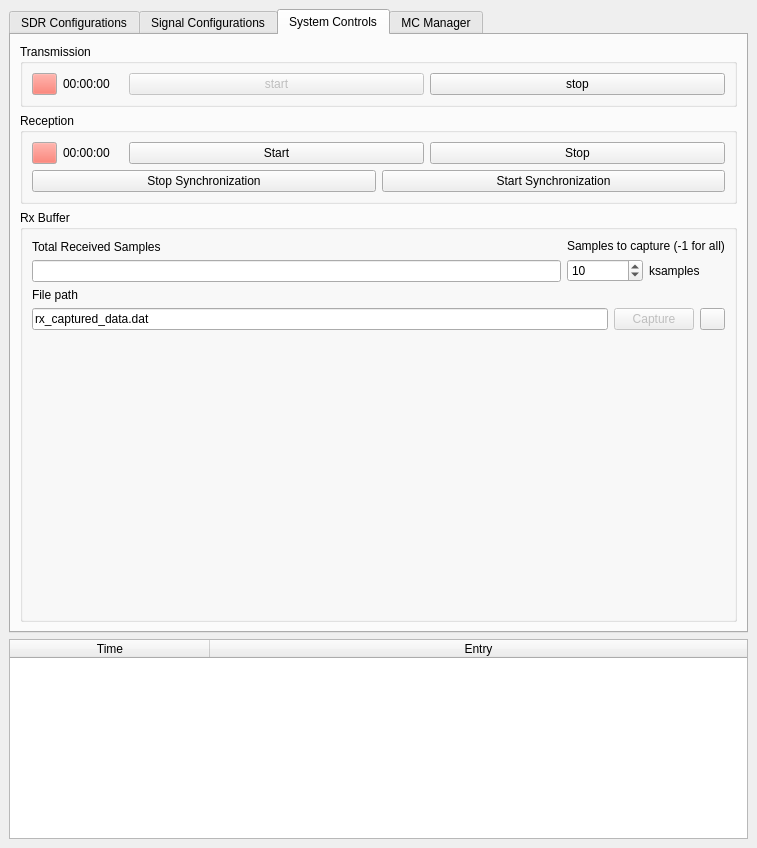
First picture: the form in caa_project/maingui.ui, repository jranstrom/usrp_caa_ui, before the edit.
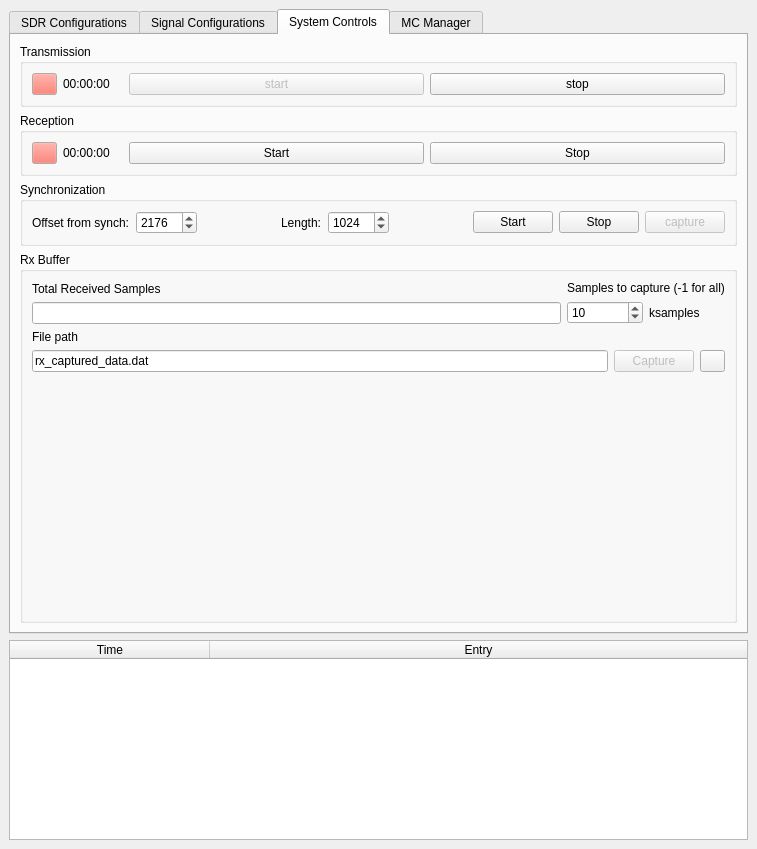
Second picture: the form after the edit. Custom widgets are drawn as their Qt base class.

Patch:
```diff
--- a/caa_project/maingui.ui
+++ b/caa_project/maingui.ui
@@ -7,7 +7,7 @@
     <x>0</x>
     <y>0</y>
     <width>757</width>
-    <height>848</height>
+    <height>849</height>
    </rect>
   </property>
   <property name="windowTitle">
@@ -377,7 +377,11 @@
        </attribute>
        <layout class="QGridLayout" name="gridLayout_3">
         <item row="0" column="0">
-         <layout class="QHBoxLayout" name="horizontalLayout_21">
+         <widget class="QGroupBox" name="groupBox_2">
+          <property name="title">
+           <string>Frame and signal structure</string>
+          </property>
+          <layout class="QHBoxLayout" name="horizontalLayout_6">
           <item>
            <widget class="QPushButton" name="indicator_sig_config">
             <property name="maximumSize">
@@ -443,8 +447,9 @@
            </widget>
           </item>
          </layout>
+         </widget>
         </item>
-        <item row="1" column="0">
+        <item row="2" column="0">
          <spacer name="verticalSpacer_2">
           <property name="orientation">
            <enum>Qt::Vertical</enum>
@@ -457,6 +462,76 @@
           </property>
          </spacer>
         </item>
+        <item row="1" column="0">
+         <widget class="QGroupBox" name="groupBox_3">
+          <property name="title">
+           <string>Signal Capture Settings (when using Synchronization)</string>
+          </property>
+          <layout class="QVBoxLayout" name="verticalLayout_9">
+           <item>
+            <layout class="QVBoxLayout" name="verticalLayout_6"/>
+           </item>
+           <item>
+            <layout class="QVBoxLayout" name="verticalLayout_8">
+             <item>
+              <layout class="QHBoxLayout" name="horizontalLayout_7">
+               <item>
+                <widget class="QLabel" name="label">
+                 <property name="text">
+                  <string>Class identifier:</string>
+                 </property>
+                </widget>
+               </item>
+               <item>
+                <widget class="QSpinBox" name="spinBox"/>
+               </item>
+               <item>
+                <spacer name="horizontalSpacer_2">
+                 <property name="orientation">
+                  <enum>Qt::Horizontal</enum>
+                 </property>
+                 <property name="sizeHint" stdset="0">
+                  <size>
+                   <width>40</width>
+                   <height>20</height>
+                  </size>
+                 </property>
+                </spacer>
+               </item>
+              </layout>
+             </item>
+             <item>
+              <layout class="QHBoxLayout" name="horizontalLayout_8">
+               <item>
+                <widget class="QLabel" name="label_2">
+                 <property name="text">
+                  <string>Sample identifier:</string>
+                 </property>
+                </widget>
+               </item>
+               <item>
+                <widget class="QSpinBox" name="spinBox_2"/>
+               </item>
+               <item>
+                <spacer name="horizontalSpacer_3">
+                 <property name="orientation">
+                  <enum>Qt::Horizontal</enum>
+                 </property>
+                 <property name="sizeHint" stdset="0">
+                  <size>
+                   <width>40</width>
+                   <height>20</height>
+                  </size>
+                 </property>
+                </spacer>
+               </item>
+              </layout>
+             </item>
+            </layout>
+           </item>
+          </layout>
+         </widget>
+        </item>
        </layout>
       </widget>
       <widget class="QWidget" name="tab_3">
@@ -655,18 +730,104 @@
               </layout>
              </item>
              <item>
-              <layout class="QHBoxLayout" name="horizontalLayout_4">
+              <layout class="QHBoxLayout" name="horizontalLayout_4"/>
+             </item>
+            </layout>
+           </widget>
+          </item>
                <item>
-                <widget class="QPushButton" name="pushButton_3">
+           <widget class="QGroupBox" name="groupBox">
+            <property name="title">
+             <string>Synchronization</string>
+            </property>
+            <layout class="QVBoxLayout" name="verticalLayout_2">
+             <item>
+              <layout class="QHBoxLayout" name="horizontalLayout_5">
+               <item>
+                <widget class="QLabel" name="label_4">
                  <property name="text">
-                  <string>Stop Synchronization</string>
+                  <string>Offset from synch:</string>
                  </property>
                 </widget>
                </item>
+               <item>
+                <widget class="QSpinBox" name="spinBox_3">
+                 <property name="maximum">
+                  <number>10000</number>
+                 </property>
+                 <property name="value">
+                  <number>2176</number>
+                 </property>
+                </widget>
+               </item>
+               <item>
+                <spacer name="horizontalSpacer_4">
+                 <property name="orientation">
+                  <enum>Qt::Horizontal</enum>
+                 </property>
+                 <property name="sizeHint" stdset="0">
+                  <size>
+                   <width>40</width>
+                   <height>20</height>
+                  </size>
+                 </property>
+                </spacer>
+               </item>
+               <item>
+                <widget class="QLabel" name="label_5">
+                 <property name="text">
+                  <string>Length:</string>
+                 </property>
+                </widget>
+               </item>
+               <item>
+                <widget class="QSpinBox" name="spinBox_4">
+                 <property name="maximum">
+                  <number>10000</number>
+                 </property>
+                 <property name="value">
+                  <number>1024</number>
+                 </property>
+                </widget>
+               </item>
+               <item>
+                <spacer name="horizontalSpacer">
+                 <property name="orientation">
+                  <enum>Qt::Horizontal</enum>
+                 </property>
+                 <property name="sizeHint" stdset="0">
+                  <size>
+                   <width>40</width>
+                   <height>20</height>
+                  </size>
+                 </property>
+                </spacer>
+               </item>
+               <item>
+                <layout class="QVBoxLayout" name="verticalLayout_4">
                <item>
                 <widget class="QPushButton" name="pushButton_2">
                  <property name="text">
-                  <string>Start Synchronization</string>
+                    <string>Start</string>
+                   </property>
+                  </widget>
+                 </item>
+                </layout>
+               </item>
+               <item>
+                <widget class="QPushButton" name="pushButton_3">
+                 <property name="text">
+                  <string>Stop</string>
+                 </property>
+                </widget>
+               </item>
+               <item>
+                <widget class="QPushButton" name="button_capture_synch">
+                 <property name="enabled">
+                  <bool>false</bool>
+                 </property>
+                 <property name="text">
+                  <string>capture</string>
                  </property>
                 </widget>
                </item>
```
Left out of the diff: 4 changed lines with no effect on the pictures. Lines whose indentation alone changed are shown as unchanged.
